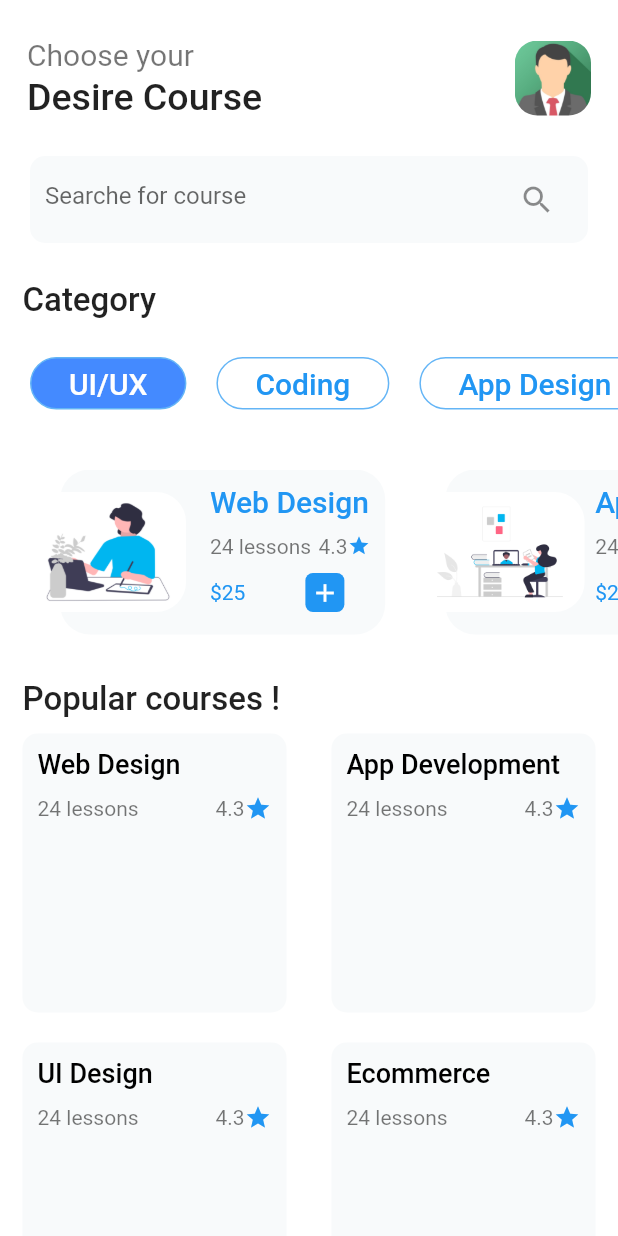
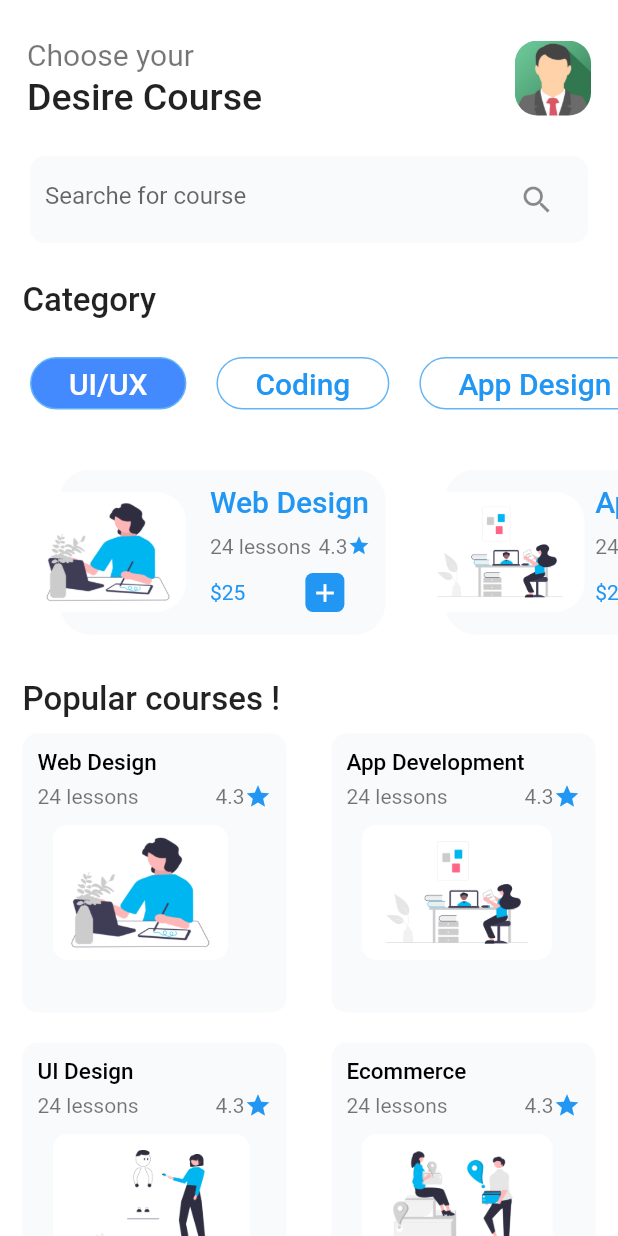
Before and after one commit to Jahongir0203/online_course_ui, a Flutter app: the screen it shows after launch, on a phone screen of 412 x 824 dp. Run offline on Flutter 3.47's test engine with Material 2 defaults, Android fonts, the phone set to English and light mode, and no system bars.

Commit message:
home page source_

```diff
--- a/lib/home_screen.dart
+++ b/lib/home_screen.dart
@@ -1,5 +1,5 @@
 import 'package:flutter/material.dart';
-
+import 'source_screen.dart';
 class HomeScreen extends StatelessWidget {
   List Categories = [
     'UI/UX',
@@ -241,7 +241,11 @@ class HomeScreen extends StatelessWidget {
                       crossAxisCount: 2),
                   itemBuilder: (context, index) {
                     return InkWell(
-                      onTap: () {},
+                      onTap: () {
+                        Navigator.push(context,
+                          MaterialPageRoute(builder: (context){return SourceScreen();})
+                        );
+                      },
                       child: Container(
                         margin:
                             EdgeInsets.symmetric(horizontal: 15, vertical: 10),
@@ -256,13 +260,13 @@ class HomeScreen extends StatelessWidget {
                             Text(
                               Courses[index],
                               style: TextStyle(
-                                fontSize: 18,
+                                fontSize: 15,
                                 fontWeight: FontWeight.w500,
                                 color: Colors.black,
                               ),
                             ),
                             SizedBox(
-                              height: 10,
+                              height:5,
                             ),
                             Row(
                               mainAxisAlignment: MainAxisAlignment.spaceBetween,
@@ -290,6 +294,18 @@ class HomeScreen extends StatelessWidget {
                                 ),
                               ],
                             ),
+                            Padding(
+                              padding: EdgeInsets.all(10),
+                              child: ClipRRect(
+                                borderRadius: BorderRadius.circular(10),
+                                child: Image(
+                                  image: AssetImage(
+                                    'images/${Courses[index]}.png',
+                                  ),
+                                  height: 90,
+                                ),
+                              ),
+                            ),
                           ],
                         ),
                       ),
```
Also changed, not shown: lib/source_screen.dart (added, +104 -0 lines).
